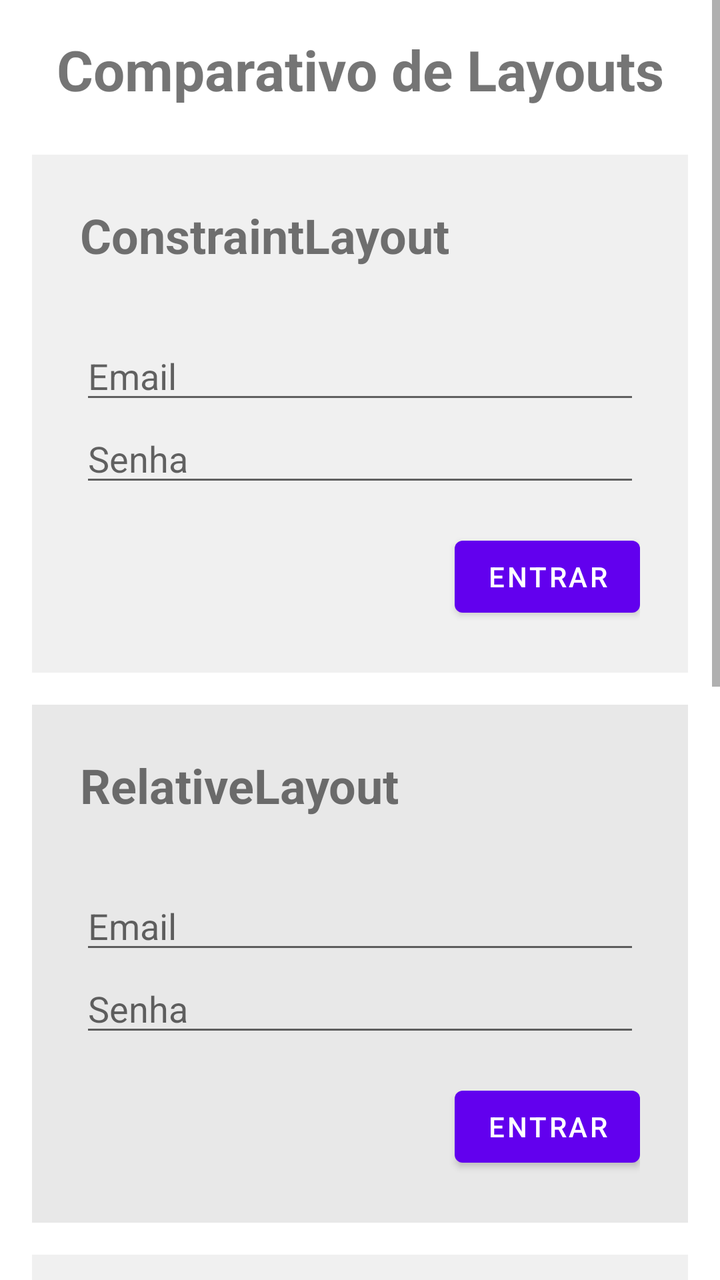
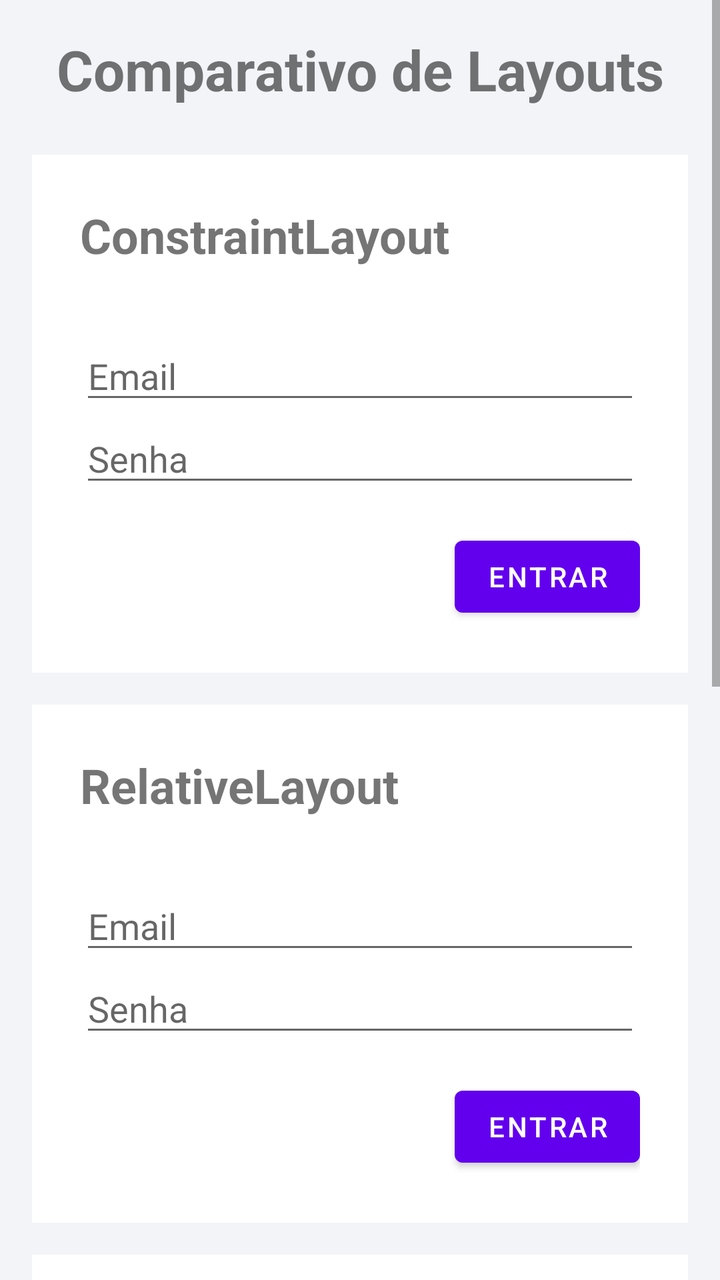

Two renders of the same Android screen: before a commit and after it. Below are the layout's source before the change and the commit's diff.
<!-- AndroidManifest.xml: application theme Theme.Login -->
<!-- res/layout/activity_main.xml -->
<?xml version="1.0" encoding="utf-8"?>
<ScrollView xmlns:android="http://schemas.android.com/apk/res/android"
    android:layout_width="match_parent"
    android:layout_height="match_parent"
    android:fillViewport="true">

    <LinearLayout
        android:layout_width="match_parent"
        android:layout_height="wrap_content"
        android:orientation="vertical"
        android:padding="16dp">

        <TextView
            android:layout_width="match_parent"
            android:layout_height="wrap_content"
            android:text="Comparativo de Layouts"
            android:textSize="28sp"
            android:textStyle="bold"
            android:gravity="center"
            android:layout_marginBottom="24dp" />

        
        <include layout="@layout/activity_constraint" />

        
        <include layout="@layout/activity_relative" />

        
        <include layout="@layout/activity_table" />

        
        <include layout="@layout/activity_linear_demo" />

    </LinearLayout>
</ScrollView>
<!-- res/layout/activity_constraint.xml (included above) -->
<?xml version="1.0" encoding="utf-8"?>
<androidx.constraintlayout.widget.ConstraintLayout xmlns:android="http://schemas.android.com/apk/res/android"
    xmlns:app="http://schemas.android.com/apk/res-auto"
    android:layout_width="match_parent"
    android:layout_height="wrap_content"
    android:padding="24dp"
    android:background="#F0F0F0"
    android:layout_marginBottom="16dp">

    <TextView
        android:id="@+id/tvTitle"
        android:layout_width="wrap_content"
        android:layout_height="wrap_content"
        android:text="ConstraintLayout"
        android:textSize="24sp"
        android:textStyle="bold"
        app:layout_constraintTop_toTopOf="parent"
        app:layout_constraintStart_toStartOf="parent" />

    <EditText
        android:id="@+id/etEmail"
        android:layout_width="0dp"
        android:layout_height="wrap_content"
        android:hint="Email"
        android:layout_marginTop="32dp"
        app:layout_constraintTop_toBottomOf="@id/tvTitle"
        app:layout_constraintStart_toStartOf="parent"
        app:layout_constraintEnd_toEndOf="parent" />

    <EditText
        android:id="@+id/etPassword"
        android:layout_width="0dp"
        android:layout_height="wrap_content"
        android:hint="Senha"
        android:inputType="textPassword"
        app:layout_constraintTop_toBottomOf="@id/etEmail"
        app:layout_constraintStart_toStartOf="parent"
        app:layout_constraintEnd_toEndOf="parent" />

    <Button
        android:layout_width="wrap_content"
        android:layout_height="wrap_content"
        android:text="Entrar"
        android:layout_marginTop="16dp"
        app:layout_constraintTop_toBottomOf="@id/etPassword"
        app:layout_constraintEnd_toEndOf="parent" />

</androidx.constraintlayout.widget.ConstraintLayout>
<!-- res/layout/activity_relative.xml (included above) -->
<?xml version="1.0" encoding="utf-8"?>
<RelativeLayout xmlns:android="http://schemas.android.com/apk/res/android"
    android:layout_width="match_parent"
    android:layout_height="wrap_content"
    android:padding="24dp"
    android:background="#E8E8E8"
    android:layout_marginBottom="16dp">

    <TextView
        android:id="@+id/tvTitle"
        android:layout_width="wrap_content"
        android:layout_height="wrap_content"
        android:text="RelativeLayout"
        android:textSize="24sp"
        android:textStyle="bold" />

    <EditText
        android:id="@+id/etEmail"
        android:layout_width="match_parent"
        android:layout_height="wrap_content"
        android:hint="Email"
        android:layout_below="@id/tvTitle"
        android:layout_marginTop="32dp" />

    <EditText
        android:id="@+id/etPassword"
        android:layout_width="match_parent"
        android:layout_height="wrap_content"
        android:hint="Senha"
        android:inputType="textPassword"
        android:layout_below="@id/etEmail" />

    <Button
        android:layout_width="wrap_content"
        android:layout_height="wrap_content"
        android:text="Entrar"
        android:layout_below="@id/etPassword"
        android:layout_alignParentEnd="true"
        android:layout_marginTop="16dp" />

</RelativeLayout>
<!-- res/layout/activity_table.xml (included above) -->
<?xml version="1.0" encoding="utf-8"?>
<TableLayout xmlns:android="http://schemas.android.com/apk/res/android"
    android:layout_width="match_parent"
    android:layout_height="wrap_content"
    android:padding="24dp"
    android:stretchColumns="1"
    android:background="#F0F0F0"
    android:layout_marginBottom="16dp">

    <TextView
        android:layout_width="wrap_content"
        android:layout_height="wrap_content"
        android:text="TableLayout"
        android:textSize="24sp"
        android:textStyle="bold"
        android:layout_marginBottom="32dp" />

    <TableRow>
        <TextView
            android:layout_width="wrap_content"
            android:layout_height="wrap_content"
            android:text="Email:"
            android:padding="8dp" />
        <EditText
            android:layout_width="match_parent"
            android:layout_height="wrap_content"
            android:hint="exemplo@mail.com" />
    </TableRow>

    <TableRow>
        <TextView
            android:layout_width="wrap_content"
            android:layout_height="wrap_content"
            android:text="Senha:"
            android:padding="8dp" />
        <EditText
            android:layout_width="match_parent"
            android:layout_height="wrap_content"
            android:hint="******"
            android:inputType="textPassword" />
    </TableRow>

    <Button
        android:layout_width="wrap_content"
        android:layout_height="wrap_content"
        android:text="Entrar"
        android:layout_marginTop="16dp" />

</TableLayout>
<!-- res/layout/activity_linear_demo.xml (included above) -->
<?xml version="1.0" encoding="utf-8"?>
<LinearLayout xmlns:android="http://schemas.android.com/apk/res/android"
    android:layout_width="match_parent"
    android:layout_height="wrap_content"
    android:orientation="vertical"
    android:padding="24dp"
    android:background="#E8E8E8"
    android:layout_marginBottom="16dp">

    <TextView
        android:layout_width="wrap_content"
        android:layout_height="wrap_content"
        android:text="LinearLayout"
        android:textSize="24sp"
        android:textStyle="bold"
        android:layout_marginBottom="32dp" />

    <EditText
        android:layout_width="match_parent"
        android:layout_height="wrap_content"
        android:hint="Email" />

    <EditText
        android:layout_width="match_parent"
        android:layout_height="wrap_content"
        android:hint="Senha"
        android:inputType="textPassword" />

    <LinearLayout
        android:layout_width="match_parent"
        android:layout_height="wrap_content"
        android:orientation="horizontal"
        android:gravity="end"
        android:layout_marginTop="16dp">

        <Button
            android:layout_width="wrap_content"
            android:layout_height="wrap_content"
            android:text="Limpar"
            android:layout_marginEnd="8dp" />

        <Button
            android:layout_width="wrap_content"
            android:layout_height="wrap_content"
            android:text="Entrar" />

    </LinearLayout>

</LinearLayout>
<!-- resources referenced by this layout -->
<resources>
  <style name="Theme.Login" parent="Theme.MaterialComponents.DayNight.DarkActionBar">
          
          <item name="colorPrimary">@color/purple_500</item>
          <item name="colorPrimaryVariant">@color/purple_700</item>
          <item name="colorOnPrimary">@color/white</item>
          
          <item name="colorSecondary">@color/teal_200</item>
          <item name="colorSecondaryVariant">@color/teal_700</item>
          <item name="colorOnSecondary">@color/black</item>
          
          <item name="android:statusBarColor">?attr/colorPrimaryVariant</item>
          
      </style>
  <color name="purple_500">#FF6200EE</color>
  <color name="purple_700">#FF3700B3</color>
  <color name="white">#FFFFFFFF</color>
  <color name="teal_200">#FF03DAC5</color>
  <color name="teal_700">#FF018786</color>
  <color name="black">#FF000000</color>
</resources>

<!-- the commit's change to res/layout/activity_main.xml (unified diff, before → after) -->
@@ -2,7 +2,8 @@
 <ScrollView xmlns:android="http://schemas.android.com/apk/res/android"
     android:layout_width="match_parent"
     android:layout_height="match_parent"
-    android:fillViewport="true">
+    android:fillViewport="true"
+    android:background="#F2F4F8">
 
     <LinearLayout
         android:layout_width="match_parent"
@@ -40,7 +41,7 @@
     android:layout_width="match_parent"
     android:layout_height="wrap_content"
     android:padding="24dp"
-    android:background="#F0F0F0"
+    android:background="#FFFFFF"
     android:layout_marginBottom="16dp">
 
     <TextView
@@ -88,7 +89,7 @@
     android:layout_width="match_parent"
     android:layout_height="wrap_content"
     android:padding="24dp"
-    android:background="#E8E8E8"
+    android:background="#FFFFFF"
     android:layout_marginBottom="16dp">
 
     <TextView
@@ -131,7 +132,7 @@
     android:layout_height="wrap_content"
     android:padding="24dp"
     android:stretchColumns="1"
-    android:background="#F0F0F0"
+    android:background="#FFFFFF"
     android:layout_marginBottom="16dp">
 
     <TextView
@@ -181,7 +182,7 @@
     android:layout_height="wrap_content"
     android:orientation="vertical"
     android:padding="24dp"
-    android:background="#E8E8E8"
+    android:background="#FFFFFF"
     android:layout_marginBottom="16dp">
 
     <TextView
